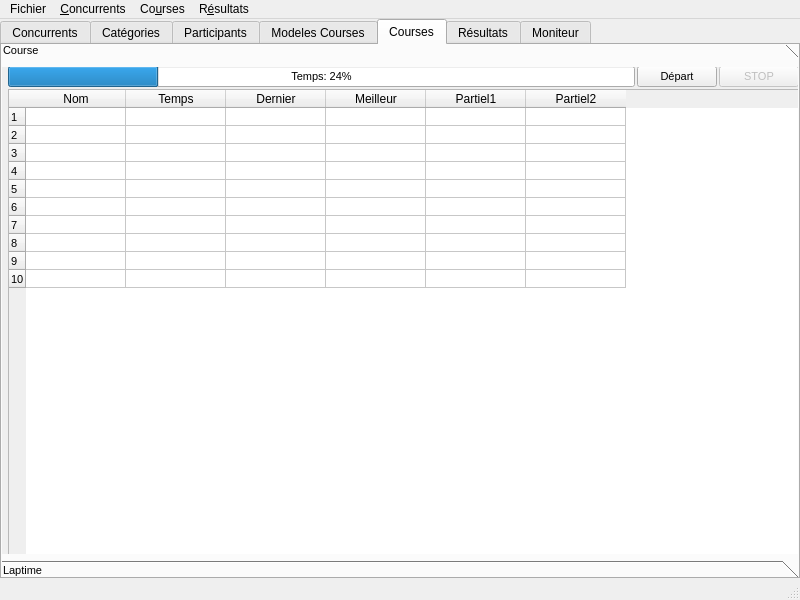
First picture: the form in MainWindow.ui, repository alcatrazproduction/Chrono, before the edit.
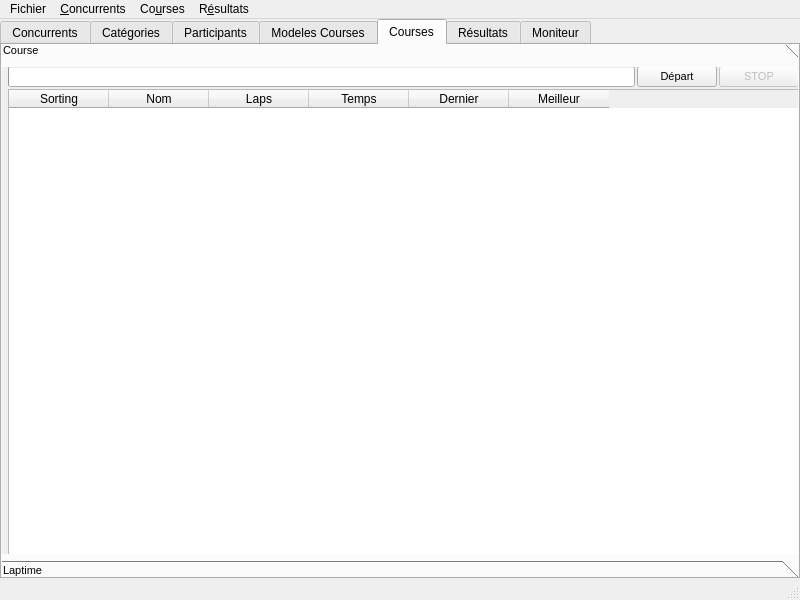
Second picture: the form after the edit.

Diff of the .ui file:
```diff
--- a/MainWindow.ui
+++ b/MainWindow.ui
@@ -1744,14 +1744,17 @@
              <property name="accessibleDescription">
               <string notr="true"/>
              </property>
+             <property name="maximum">
+              <number>1</number>
+             </property>
              <property name="value">
-              <number>24</number>
+              <number>-1</number>
              </property>
              <property name="textVisible">
               <bool>true</bool>
              </property>
              <property name="format">
-              <string notr="true">Temps: %p%</string>
+              <string notr="true">Race Finished</string>
              </property>
             </widget>
            </item>
@@ -1812,6 +1815,12 @@
            <property name="accessibleDescription">
             <string notr="true"/>
            </property>
+           <property name="sizeAdjustPolicy">
+            <enum>QAbstractScrollArea::AdjustToContents</enum>
+           </property>
+           <property name="editTriggers">
+            <set>QAbstractItemView::NoEditTriggers</set>
+           </property>
            <property name="tabKeyNavigation">
             <bool>false</bool>
            </property>
@@ -1821,8 +1830,23 @@
            <property name="dragDropOverwriteMode">
             <bool>false</bool>
            </property>
+           <property name="alternatingRowColors">
+            <bool>true</bool>
+           </property>
+           <property name="selectionMode">
+            <enum>QAbstractItemView::NoSelection</enum>
+           </property>
+           <property name="selectionBehavior">
+            <enum>QAbstractItemView::SelectColumns</enum>
+           </property>
+           <property name="sortingEnabled">
+            <bool>false</bool>
+           </property>
            <property name="rowCount">
-            <number>10</number>
+            <number>0</number>
+           </property>
+           <property name="columnCount">
+            <number>6</number>
            </property>
            <attribute name="horizontalHeaderDefaultSectionSize">
             <number>100</number>
@@ -1839,20 +1863,35 @@
            <attribute name="verticalHeaderStretchLastSection">
             <bool>false</bool>
            </attribute>
-           <row/>
-           <row/>
-           <row/>
-           <row/>
-           <row/>
-           <row/>
-           <row/>
-           <row/>
-           <row/>
-           <row/>
+           <column>
+            <property name="text">
+             <string notr="true">Sorting</string>
+            </property>
+            <property name="toolTip">
+             <string notr="true"/>
+            </property>
+            <property name="whatsThis">
+             <string notr="true"/>
+            </property>
+           </column>
            <column>
             <property name="text">
              <string>Nom</string>
             </property>
+            <property name="toolTip">
+             <string notr="true"/>
+            </property>
+           </column>
+           <column>
+            <property name="text">
+             <string>Laps</string>
+            </property>
+            <property name="toolTip">
+             <string notr="true"/>
+            </property>
+            <property name="whatsThis">
+             <string notr="true"/>
+            </property>
            </column>
            <column>
             <property name="text">
@@ -1868,15 +1907,11 @@
             <property name="text">
              <string>Meilleur</string>
             </property>
-           </column>
-           <column>
-            <property name="text">
-             <string>Partiel1</string>
+            <property name="toolTip">
+             <string notr="true"/>
             </property>
-           </column>
-           <column>
-            <property name="text">
-             <string>Partiel2</string>
+            <property name="whatsThis">
+             <string notr="true"/>
             </property>
            </column>
           </widget>
```
Left out of the diff: 18 changed lines with no effect on the pictures.
